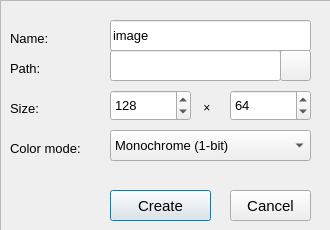
Above: POD2d/createprojectdialog.ui from ilertwo/POD2d before the change. Below: the same form after it.
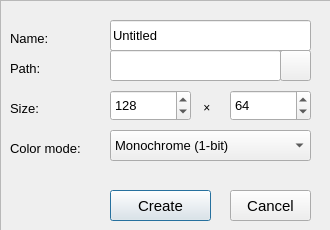
That is the form after the change.

Commit message: feat(editor): native folder selection and fix panel visibility

Diff of the .ui file:
```diff
--- a/POD2d/createprojectdialog.ui
+++ b/POD2d/createprojectdialog.ui
@@ -280,7 +280,7 @@
      </font>
     </property>
     <property name="text">
-     <string>image</string>
+     <string>Untitled</string>
     </property>
     <property name="placeholderText">
      <string>Enter project title</string>
```
The commit also changes 2 other files.
